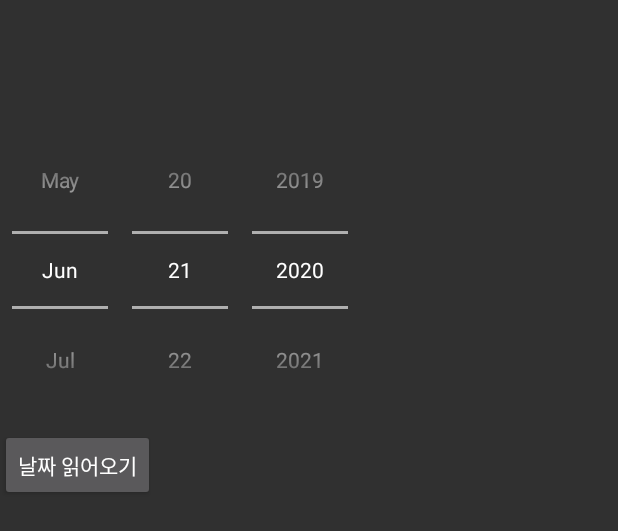
After one commit to ev15963/new, an Android app: the layout activity_datepicker.xml on its own in the app's theme, with its tools: preview values and no code run, on a phone screen of 412 x 824 dp. The commit adds this screen. Shown: the top 531 px of the screen. Run offline under Robolectric (Android 15) with nearby library versions, the phone set to English and light mode, and no system bars.

Commit message:
19:08 여기까지

```diff
--- /dev/null
+++ b/app/src/main/res/layout/activity_datepicker.xml
@@ -0,0 +1,35 @@
+<?xml version="1.0" encoding="utf-8"?>
+<RelativeLayout xmlns:android="http://schemas.android.com/apk/res/android"
+    android:layout_width="match_parent"
+    android:layout_height="match_parent"
+    android:paddingLeft="0dp"
+    android:paddingRight="0dp"
+    android:paddingTop="0dp"
+    android:paddingBottom="0dp">
+
+    <TextView
+        android:id="@+id/tv"
+        android:layout_width="178dp"
+        android:layout_height="74dp"
+        android:textColor="#CF446F"
+        android:textSize="20dp" />
+
+    <DatePicker
+        android:layout_width="wrap_content"
+        android:layout_height="wrap_content"
+        android:id="@+id/dp"
+        android:datePickerMode="spinner"
+        android:calendarViewShown="false"
+        android:layout_below="@id/tv" />
+
+
+
+    <Button
+        android:layout_width="wrap_content"
+        android:layout_height="wrap_content"
+        android:id="@+id/btn_get_date"
+        android:text="날짜 읽어오기"
+        android:layout_below="@id/dp"/>
+        //android:layout_toRightOf="@id/btn_update_date"
+
+</RelativeLayout>
```
Also changed, not shown: app/src/main/java/com/example/alarm/DatePickerDemo.java (added, +52 -0 lines), app/src/main/java/com/example/alarm/TimePickerDemo.java (added, +35 -0 lines), app/src/main/res/layout/alarm.xml (+13 -13 lines).
